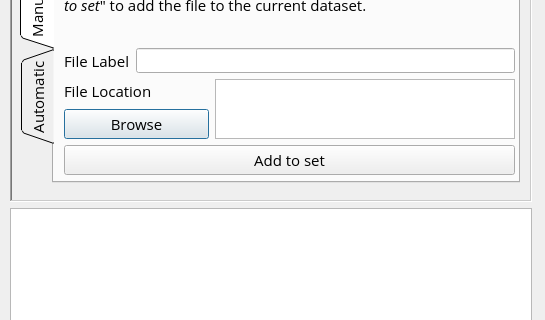
Allyson-Robert/X-LAB_Plotting_Manager, file gui/windows/DataSetCreatorWindow.ui: the form before one commit; both pictures show x 0 to 545 and y 144 to 464 of the 545 by 631 pixel window.
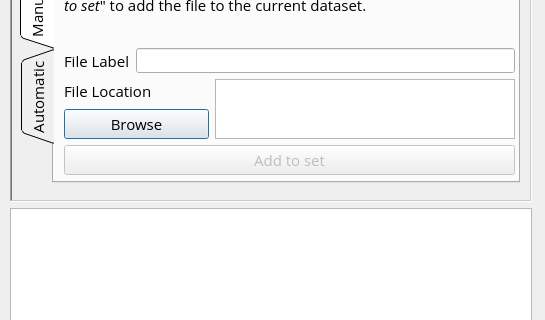
The form after the commit. The open tabs and pages were chosen to show the change. Icons and pictures are not drawn.

Commit message: locking add to set button until both label and paths are entered

```diff
--- a/gui/windows/DataSetCreatorWindow.ui
+++ b/gui/windows/DataSetCreatorWindow.ui
@@ -334,6 +334,9 @@
           </item>
           <item>
            <widget class="QPushButton" name="addLabelBtn">
+            <property name="enabled">
+             <bool>false</bool>
+            </property>
             <property name="font">
              <font>
               <family>Open Sans</family>
```
Left out of the diff: 2 changed lines with no effect on the pictures. The commit also changes 1 other file.
